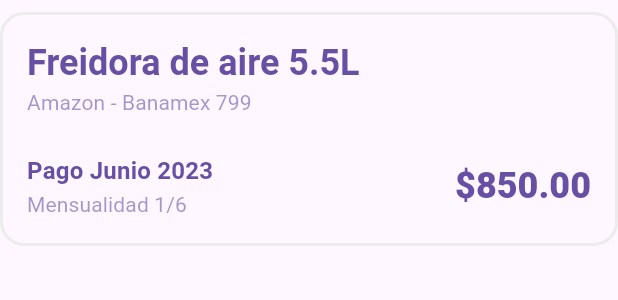
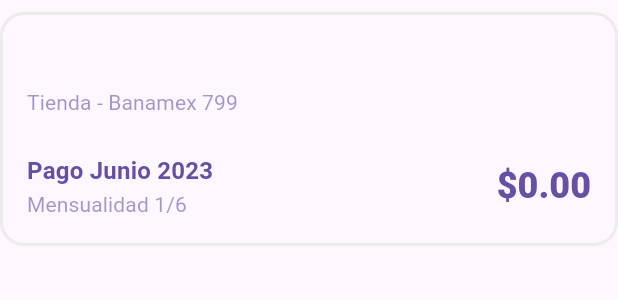
Before and after one commit to ameza-bit/economia, a Flutter app: the ConceptCard widget shown alone on an empty page, opened directly with empty values, on a phone screen of 412 x 824 dp. Shown: the top 300 px of the screen. Run offline on Flutter 3.47's test engine with Material 3 defaults, Android fonts, the phone set to English and light mode, and no system bars; our stand-ins replace flutter_bloc, go_router, shared_preferences; accounts and stored records are empty.

Commit message:
feat: actualizar rutas y mejorar la gestión de conceptos en la aplicación

```diff
--- a/lib/core/routes/app_routes.dart
+++ b/lib/core/routes/app_routes.dart
@@ -1,4 +1,4 @@
-import 'package:economia/ui/screens/concept_list_screen.dart';
+import 'package:economia/ui/screens/concepts/concept_list_screen.dart';
 import 'package:flutter/material.dart';
 import 'package:go_router/go_router.dart';
 
--- a/lib/ui/screens/concept_list_screen.dart
+++ b/lib/ui/screens/concepts/concept_list_screen.dart
@@ -1,5 +1,6 @@
 import 'package:economia/data/blocs/concept_bloc.dart';
 import 'package:economia/data/events/concept_event.dart';
+import 'package:economia/data/repositories/concept_repository.dart';
 import 'package:economia/ui/views/concepts/concept_list_view.dart';
 import 'package:flutter/material.dart';
 import 'package:flutter_bloc/flutter_bloc.dart';
@@ -15,7 +16,10 @@ class ConceptListScreen extends StatelessWidget {
       body: Padding(
         padding: const EdgeInsets.all(24),
         child: BlocProvider(
-          create: (_) => ConceptBloc()..add(LoadConceptEvent()),
+          create:
+              (_) =>
+                  ConceptBloc(repository: ConceptRepository())
+                    ..add(LoadConceptEvent()),
           child: ConceptListView(),
         ),
       ),
--- a/lib/ui/widgets/concepts/concept_card.dart
+++ b/lib/ui/widgets/concepts/concept_card.dart
@@ -17,7 +17,7 @@ class ConceptCard extends StatelessWidget {
         mainAxisSize: MainAxisSize.min,
         children: [
           Text(
-            'Freidora de aire 5.5L',
+            concept.name,
             style: Theme.of(context).textTheme.headlineSmall?.copyWith(
               color: Theme.of(context).colorScheme.primary,
               fontWeight: FontWeight.w600,
@@ -26,7 +26,7 @@ class ConceptCard extends StatelessWidget {
             maxLines: 2,
           ),
           Text(
-            'Amazon - Banamex 799',
+            '${concept.store} - Banamex 799',
             style: Theme.of(context).textTheme.titleSmall?.copyWith(
               color: Theme.of(context).colorScheme.primary.withAlpha(150),
               fontWeight: FontWeight.w400,
@@ -63,7 +63,7 @@ class ConceptCard extends StatelessWidget {
               ),
               const Spacer(),
               Text(
-                '\$850.00',
+                concept.amount,
                 style: Theme.of(context).textTheme.headlineSmall?.copyWith(
                   color: Theme.of(context).colorScheme.primary,
                   fontWeight: FontWeight.w900,
```
Also changed, not shown: lib/data/blocs/concept_bloc.dart (+4 -4 lines), lib/data/models/concept.dart (+19 -1 lines), lib/data/repositories/concept_repository.dart (line endings or trailing spaces).
